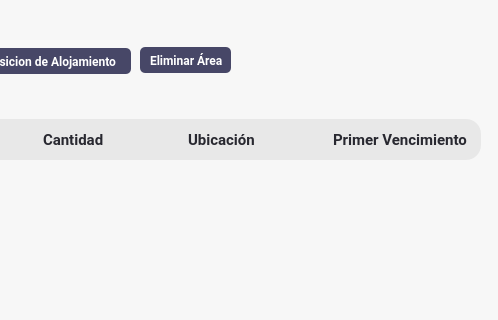
Above: Interfaces/main/mordern.ui from juanignaciocansillieri/Proyecto-Final before the change; both pictures show x 652 to 1150 and y 0 to 320 of the 1150 by 686 pixel window. Below: the same form after it.
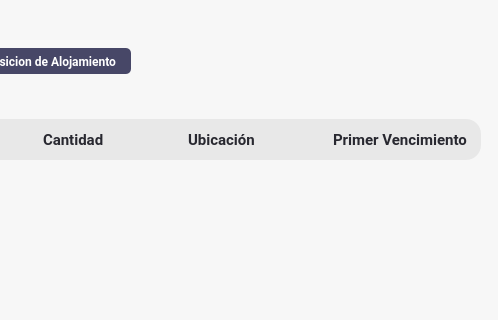
That is the form after the change. The open tabs and pages were chosen to show the change. Icons and pictures are not drawn.

What changed in the file:
```diff
--- a/Interfaces/main/mordern.ui
+++ b/Interfaces/main/mordern.ui
@@ -4743,7 +4743,7 @@
                      <widget class="QPushButton" name="btn_actualizarAreaInd">
                       <property name="geometry">
                        <rect>
-                        <x>720</x>
+                        <x>550</x>
                         <y>30</y>
                         <width>31</width>
                         <height>21</height>
@@ -4772,56 +4772,6 @@
                        </size>
                       </property>
                      </widget>
-                     <widget class="QPushButton" name="btn_eliminar_area">
-                      <property name="geometry">
-                       <rect>
-                        <x>550</x>
-                        <y>25</y>
-                        <width>91</width>
-                        <height>26</height>
-                       </rect>
-                      </property>
-                      <property name="minimumSize">
-                       <size>
-                        <width>0</width>
-                        <height>26</height>
-                       </size>
-                      </property>
-                      <property name="font">
-                       <font>
-                        <family>Roboto</family>
-                        <pointsize>9</pointsize>
-                        <weight>75</weight>
-                        <bold>true</bold>
-                       </font>
-                      </property>
-                      <property name="cursor">
-                       <cursorShape>PointingHandCursor</cursorShape>
-                      </property>
-                      <property name="styleSheet">
-                       <string notr="true">QPushButton{
-background-color: rgb(71, 71, 103);
-color:#fff;
-padding-left:10px;
-border-radius: 5px;
-text-align:left;
-}
-
-QPushButton:hover{
-background-color: rgba(71, 71, 103,180);
-
-}</string>
-                      </property>
-                      <property name="text">
-                       <string>Eliminar Área</string>
-                      </property>
-                      <property name="iconSize">
-                       <size>
-                        <width>13</width>
-                        <height>13</height>
-                       </size>
-                      </property>
-                     </widget>
                     </widget>
                    </item>
                   </layout>
```
Left out of the diff: 2 changed lines with no effect on the pictures.
